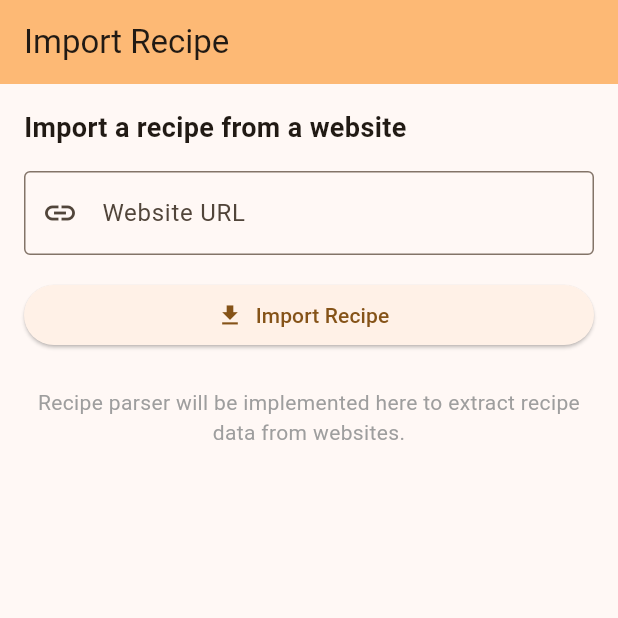
After one commit to turtledev1/cookbook, a Flutter app: the ImportRecipeScreen screen opened by its route, on a phone screen of 412 x 824 dp, the top half of it. The commit adds this screen. Run offline on Flutter 3.47's test engine with Material 3 defaults, Android fonts, the phone set to English and light mode, and no system bars; our stand-ins replace flutter_bloc, get_it, go_router, injectable.

Commit message:
go router + search

```diff
--- /dev/null
+++ b/lib/features/recipe/presentation/screens/import_recipe_screen.dart
@@ -0,0 +1,54 @@
+import 'package:flutter/material.dart';
+
+class ImportRecipeScreen extends StatelessWidget {
+  const ImportRecipeScreen({super.key});
+
+  @override
+  Widget build(BuildContext context) {
+    return Scaffold(
+      appBar: AppBar(
+        title: const Text('Import Recipe'),
+        backgroundColor: Theme.of(context).colorScheme.inversePrimary,
+      ),
+      body: Padding(
+        padding: const EdgeInsets.all(16.0),
+        child: Column(
+          crossAxisAlignment: CrossAxisAlignment.stretch,
+          children: [
+            const Text(
+              'Import a recipe from a website',
+              style: TextStyle(fontSize: 18, fontWeight: FontWeight.bold),
+            ),
+            const SizedBox(height: 16),
+            TextField(
+              decoration: const InputDecoration(
+                labelText: 'Website URL',
+                hintText: 'https://example.com/recipe',
+                border: OutlineInputBorder(),
+                prefixIcon: Icon(Icons.link),
+              ),
+              keyboardType: TextInputType.url,
+            ),
+            const SizedBox(height: 16),
+            ElevatedButton.icon(
+              onPressed: () {
+                // TODO: Implement URL parsing
+                ScaffoldMessenger.of(context).showSnackBar(
+                  const SnackBar(content: Text('Import functionality coming soon!')),
+                );
+              },
+              icon: const Icon(Icons.download),
+              label: const Text('Import Recipe'),
+            ),
+            const SizedBox(height: 24),
+            const Text(
+              'Recipe parser will be implemented here to extract recipe data from websites.',
+              style: TextStyle(fontSize: 14, color: Colors.grey),
+              textAlign: TextAlign.center,
+            ),
+          ],
+        ),
+      ),
+    );
+  }
+}
--- /dev/null
+++ b/lib/router.dart
@@ -0,0 +1,55 @@
+import 'package:flutter/material.dart';
+import 'package:go_router/go_router.dart';
+import 'router_names.dart';
+import 'features/recipe/presentation/screens/recipe_list_screen.dart';
+import 'features/recipe/presentation/screens/create_recipe_screen.dart';
+import 'features/recipe/presentation/screens/import_recipe_screen.dart';
+
+final goRouter = GoRouter(
+  initialLocation: '/',
+  routes: [
+    GoRoute(
+      path: '/',
+      name: RouteNames.home,
+      builder: (context, state) => const RecipeListScreen(),
+    ),
+    GoRoute(
+      path: '/create',
+      name: RouteNames.createRecipe,
+      builder: (context, state) => const CreateRecipeScreen(),
+    ),
+    GoRoute(
+      path: '/import',
+      name: RouteNames.importRecipe,
+      builder: (context, state) => const ImportRecipeScreen(),
+    ),
+  ],
+  errorBuilder: (context, state) => Scaffold(
+    appBar: AppBar(title: const Text('Error')),
+    body: Center(
+      child: Column(
+        mainAxisAlignment: MainAxisAlignment.center,
+        children: [
+          const Icon(Icons.error_outline, size: 64, color: Colors.red),
+          const SizedBox(height: 16),
+          Text(
+            'Page not found',
+            style: Theme.of(context).textTheme.titleLarge,
+          ),
+          const SizedBox(height: 8),
+          Text(
+            state.uri.toString(),
+            style: Theme.of(context).textTheme.bodyMedium?.copyWith(
+                  color: Colors.grey,
+                ),
+          ),
+          const SizedBox(height: 24),
+          ElevatedButton(
+            onPressed: () => context.goNamed(RouteNames.home),
+            child: const Text('Go Home'),
+          ),
+        ],
+      ),
+    ),
+  ),
+);
--- /dev/null
+++ b/lib/router_names.dart
@@ -0,0 +1,5 @@
+class RouteNames {
+  static const String home = 'home';
+  static const String createRecipe = 'create-recipe';
+  static const String importRecipe = 'import-recipe';
+}
--- a/pubspec.yaml
+++ b/pubspec.yaml
@@ -38,6 +38,7 @@ dependencies:
   get_it: ^9.2.0
   flutter_bloc: ^9.1.1
   json_annotation: ^4.9.0
+  go_router: ^14.6.2
 
 dev_dependencies:
   flutter_test:
```
Also changed, not shown: lib/features/recipe/models/search_filter.dart (added, +21 -0 lines), lib/features/recipe/presentation/blocs/recipe_cubit.dart (+62 -1 lines), lib/features/recipe/presentation/screens/create_recipe_screen.dart (added, +25 -0 lines), lib/features/recipe/presentation/screens/recipe_list_screen.dart (+167 -7 lines), lib/main.dart (+4 -3 lines), pubspec.lock.
